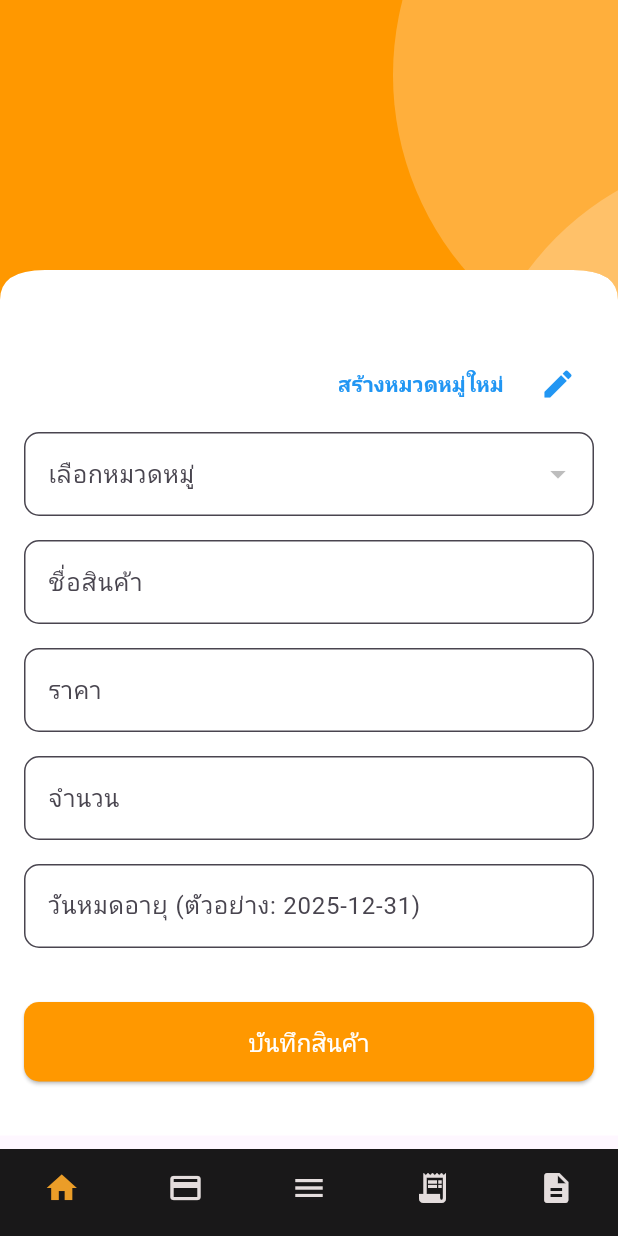
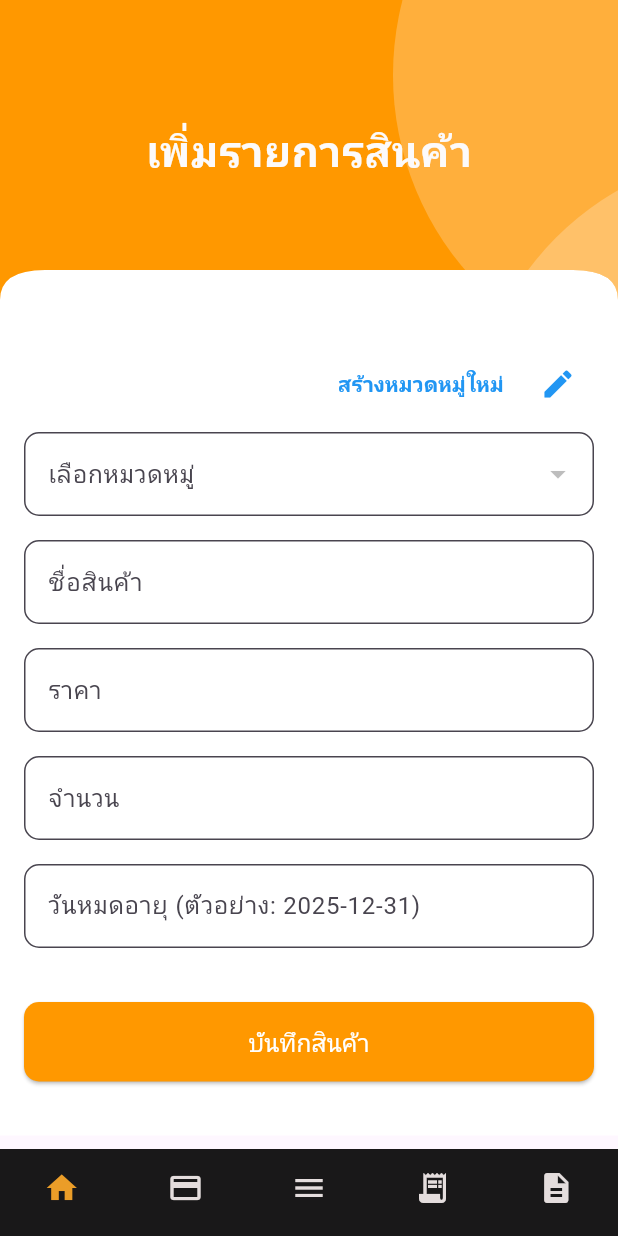
Before and after one commit to piseak02/sintaveeapp, a Flutter app: the screen it shows after launch, on a phone screen of 412 x 824 dp. Run offline on Flutter 3.47's test engine with Material 3 defaults, Android fonts, the phone set to English and light mode, and no system bars.

Commit message:
เพิ่มแก้ไขหัวข้อเรียบร้อยรอเพิ่มลง ดาต้าเบต

```diff
--- a/lib/Product/add_Product.dart
+++ b/lib/Product/add_Product.dart
@@ -1,4 +1,5 @@
 import 'package:flutter/material.dart';
+
 import 'package:sintaveeapp/widgets/castom_shapes/Containers/primary_header_container.dart';
 import 'package:sintaveeapp/Bottoom_Navbar/bottom_navbar.dart';
 
@@ -76,7 +77,7 @@ class _MyAddProductState extends State<MyAddProduct> {
       builder: (context) {
         return AlertDialog(
           title: Text("จัดการหมวดหมู่"),
-          content: Container(
+          content: SizedBox(
             width: double.maxFinite, // ให้ Dialog ขยายตามเนื้อหา
             child: _categories.isEmpty
                 ? Center(
@@ -132,14 +133,13 @@ class _MyAddProductState extends State<MyAddProduct> {
                   /// ส่วนหัว
                   TPrimaryHeaderContainer(
                     child: Padding(
-                      padding: const EdgeInsets.symmetric(vertical: 16),
+                      padding: EdgeInsets.symmetric(vertical: 16),
                       child: Text(
                         "เพิ่มรายการสินค้า",
                         style: TextStyle(
-                          fontSize: 22,
-                          fontWeight: FontWeight.bold,
-                          color: Colors.white,
-                        ),
+                            fontSize: 28,
+                            fontWeight: FontWeight.bold,
+                            color: const Color.fromARGB(255, 252, 250, 250)),
                       ),
                     ),
                   ),
--- a/lib/widgets/castom_shapes/Containers/primary_header_container.dart
+++ b/lib/widgets/castom_shapes/Containers/primary_header_container.dart
@@ -33,6 +33,14 @@ class TPrimaryHeaderContainer extends StatelessWidget {
                   backgroundColor: const Color.fromARGB(61, 253, 250, 250),
                 ),
               ),
+
+              /// 🔹 เพิ่ม child ที่รับเข้ามา เพื่อให้แสดงข้อความ "เพิ่มรายการสินค้า"
+              Positioned.fill(
+                child: Center(
+                  child:
+                      child, // ทำให้ Text หรือ Widget ที่รับเข้ามาแสดงตรงกลาง
+                ),
+              ),
             ],
           ),
         ),
```
Also changed, not shown: lib/widgets/Appbar_headbar/appbar_addproduct.dart (added, +16 -0 lines).
